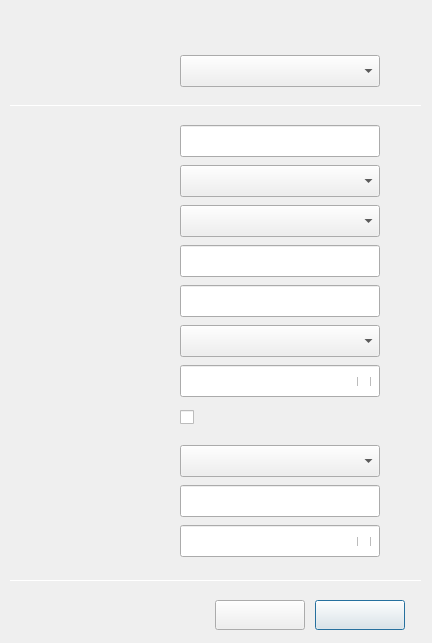
ukui/kylin-nm, file wireless-security/dlgconnhidwifisectunneltls.ui: the form before one commit.
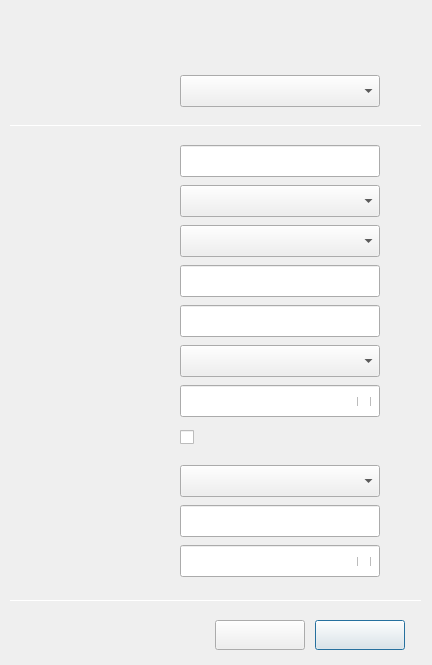
The form after the commit.

Diff of the .ui file:
```diff
--- a/wireless-security/dlgconnhidwifisectunneltls.ui
+++ b/wireless-security/dlgconnhidwifisectunneltls.ui
@@ -7,7 +7,7 @@
     <x>0</x>
     <y>0</y>
     <width>432</width>
-    <height>643</height>
+    <height>665</height>
    </rect>
   </property>
   <property name="windowTitle">
@@ -17,7 +17,7 @@
    <property name="geometry">
     <rect>
      <x>180</x>
-     <y>55</y>
+     <y>75</y>
      <width>200</width>
      <height>32</height>
     </rect>
@@ -35,7 +35,7 @@
    <property name="geometry">
     <rect>
      <x>180</x>
-     <y>365</y>
+     <y>385</y>
      <width>200</width>
      <height>32</height>
     </rect>
@@ -53,7 +53,7 @@
    <property name="geometry">
     <rect>
      <x>180</x>
-     <y>125</y>
+     <y>145</y>
      <width>200</width>
      <height>32</height>
     </rect>
@@ -68,7 +68,7 @@
    <property name="geometry">
     <rect>
      <x>315</x>
-     <y>600</y>
+     <y>620</y>
      <width>90</width>
      <height>30</height>
     </rect>
@@ -86,7 +86,7 @@
    <property name="geometry">
     <rect>
      <x>180</x>
-     <y>525</y>
+     <y>545</y>
      <width>200</width>
      <height>32</height>
     </rect>
@@ -104,7 +104,7 @@
    <property name="geometry">
     <rect>
      <x>215</x>
-     <y>600</y>
+     <y>620</y>
      <width>90</width>
      <height>30</height>
     </rect>
@@ -122,7 +122,7 @@
    <property name="geometry">
     <rect>
      <x>76</x>
-     <y>290</y>
+     <y>310</y>
      <width>90</width>
      <height>20</height>
     </rect>
@@ -140,7 +140,7 @@
    <property name="geometry">
     <rect>
      <x>357</x>
-     <y>537</y>
+     <y>557</y>
      <width>18</width>
      <height>9</height>
     </rect>
@@ -158,7 +158,7 @@
    <property name="geometry">
     <rect>
      <x>76</x>
-     <y>490</y>
+     <y>510</y>
      <width>90</width>
      <height>20</height>
     </rect>
@@ -176,7 +176,7 @@
    <property name="geometry">
     <rect>
      <x>76</x>
-     <y>170</y>
+     <y>190</y>
      <width>90</width>
      <height>20</height>
     </rect>
@@ -194,7 +194,7 @@
    <property name="geometry">
     <rect>
      <x>180</x>
-     <y>165</y>
+     <y>185</y>
      <width>200</width>
      <height>32</height>
     </rect>
@@ -212,7 +212,7 @@
    <property name="geometry">
     <rect>
      <x>180</x>
-     <y>325</y>
+     <y>345</y>
      <width>200</width>
      <height>32</height>
     </rect>
@@ -230,7 +230,7 @@
    <property name="geometry">
     <rect>
      <x>180</x>
-     <y>445</y>
+     <y>465</y>
      <width>200</width>
      <height>32</height>
     </rect>
@@ -248,7 +248,7 @@
    <property name="geometry">
     <rect>
      <x>180</x>
-     <y>485</y>
+     <y>505</y>
      <width>200</width>
      <height>32</height>
     </rect>
@@ -266,7 +266,7 @@
    <property name="geometry">
     <rect>
      <x>76</x>
-     <y>330</y>
+     <y>350</y>
      <width>90</width>
      <height>20</height>
     </rect>
@@ -284,7 +284,7 @@
    <property name="geometry">
     <rect>
      <x>180</x>
-     <y>205</y>
+     <y>225</y>
      <width>200</width>
      <height>32</height>
     </rect>
@@ -302,7 +302,7 @@
    <property name="geometry">
     <rect>
      <x>76</x>
-     <y>250</y>
+     <y>270</y>
      <width>90</width>
      <height>20</height>
     </rect>
@@ -320,7 +320,7 @@
    <property name="geometry">
     <rect>
      <x>76</x>
-     <y>130</y>
+     <y>150</y>
      <width>90</width>
      <height>20</height>
     </rect>
@@ -338,7 +338,7 @@
    <property name="geometry">
     <rect>
      <x>180</x>
-     <y>405</y>
+     <y>425</y>
      <width>200</width>
      <height>25</height>
     </rect>
@@ -356,7 +356,7 @@
    <property name="geometry">
     <rect>
      <x>76</x>
-     <y>450</y>
+     <y>470</y>
      <width>90</width>
      <height>20</height>
     </rect>
@@ -374,7 +374,7 @@
    <property name="geometry">
     <rect>
      <x>180</x>
-     <y>285</y>
+     <y>305</y>
      <width>200</width>
      <height>32</height>
     </rect>
@@ -389,7 +389,7 @@
    <property name="geometry">
     <rect>
      <x>76</x>
-     <y>210</y>
+     <y>230</y>
      <width>90</width>
      <height>20</height>
     </rect>
@@ -407,7 +407,7 @@
    <property name="geometry">
     <rect>
      <x>76</x>
-     <y>60</y>
+     <y>80</y>
      <width>90</width>
      <height>20</height>
     </rect>
@@ -425,7 +425,7 @@
    <property name="geometry">
     <rect>
      <x>76</x>
-     <y>370</y>
+     <y>390</y>
      <width>90</width>
      <height>20</height>
     </rect>
@@ -443,7 +443,7 @@
    <property name="geometry">
     <rect>
      <x>76</x>
-     <y>530</y>
+     <y>550</y>
      <width>90</width>
      <height>20</height>
     </rect>
@@ -461,7 +461,7 @@
    <property name="geometry">
     <rect>
      <x>357</x>
-     <y>377</y>
+     <y>397</y>
      <width>18</width>
      <height>9</height>
     </rect>
@@ -479,7 +479,7 @@
    <property name="geometry">
     <rect>
      <x>180</x>
-     <y>245</y>
+     <y>265</y>
      <width>200</width>
      <height>32</height>
     </rect>
@@ -496,7 +496,7 @@
      <x>0</x>
      <y>0</y>
      <width>432</width>
-     <height>643</height>
+     <height>665</height>
     </rect>
    </property>
    <property name="text">
@@ -507,7 +507,7 @@
    <property name="geometry">
     <rect>
      <x>30</x>
-     <y>15</y>
+     <y>30</y>
      <width>140</width>
      <height>22</height>
     </rect>
@@ -520,7 +520,7 @@
    <property name="geometry">
     <rect>
      <x>10</x>
-     <y>105</y>
+     <y>125</y>
      <width>412</width>
      <height>1</height>
     </rect>
@@ -533,7 +533,7 @@
    <property name="geometry">
     <rect>
      <x>10</x>
-     <y>580</y>
+     <y>600</y>
      <width>412</width>
      <height>1</height>
     </rect>
```
